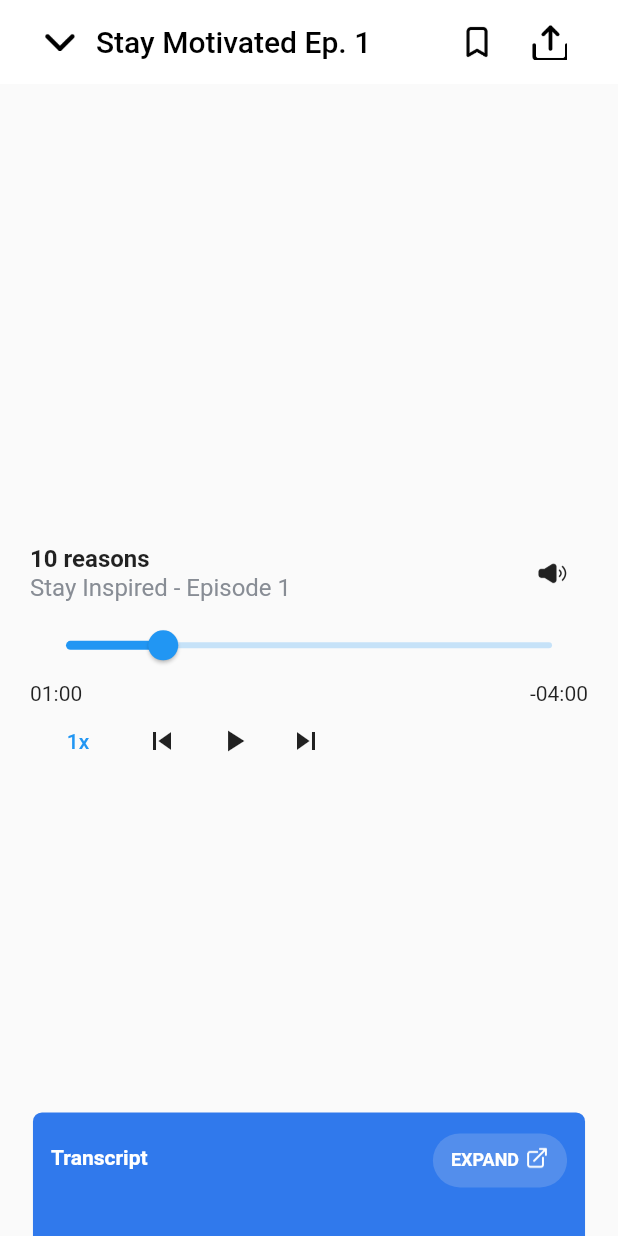
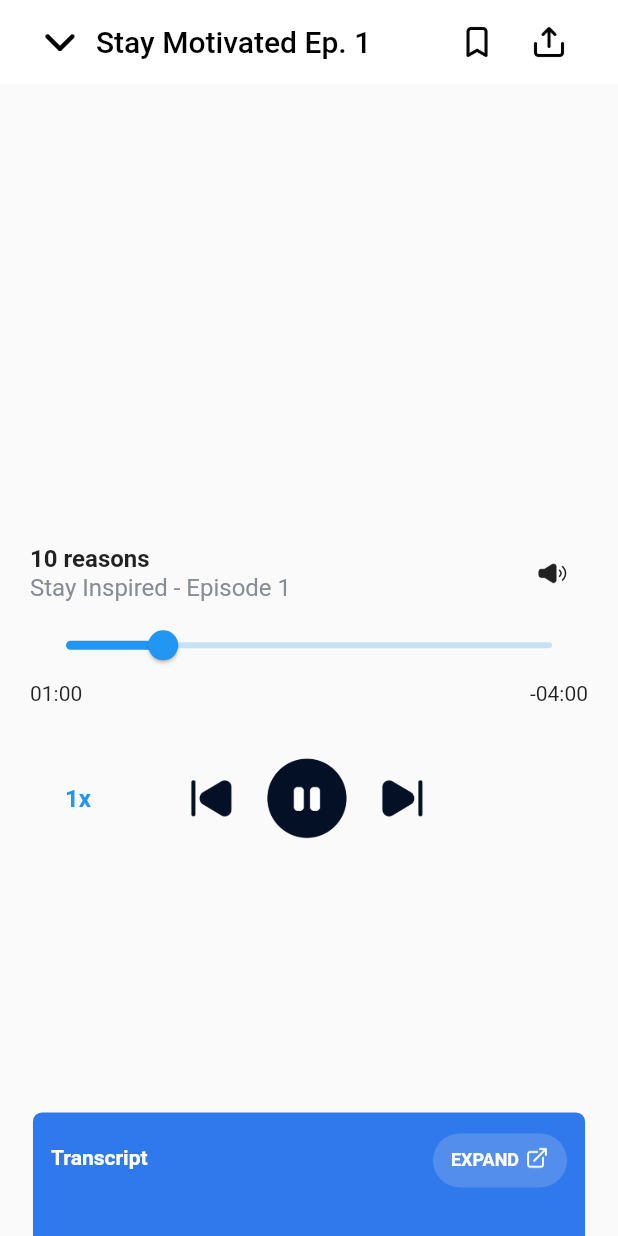
Before and after one commit to adolesamuel/faramove_therapy, a Flutter app: the PodCastPage screen opened by its route, on a phone screen of 412 x 824 dp. Run offline on Flutter 3.47's test engine with Material 2 defaults, Android fonts, the phone set to English and light mode, and no system bars; our stand-ins replace flutter_screenutil, gap.

Commit message:
completed most intensive part of player page

```diff
--- a/lib/constants/asset_strings.dart
+++ b/lib/constants/asset_strings.dart
@@ -41,4 +41,8 @@ class AssetStrings {
   static const String bookMarkIcon = '$_podcastPage/bookmark.png';
   static const String externalLinkIcon = '$_podcastPage/external_link.png';
   static const String speakerIcon = '$_podcastPage/speaker.png';
+  static const String rewindIcon = '$_podcastPage/skip-backward.png';
+  static const String forwardIcon = '$_podcastPage/skip-forward.png';
+  static const String playIcon = '$_podcastPage/play.png';
+  static const String stayInspiredTextImage = '$_podcastPage/stay_inspired.png';
 }
--- a/lib/screens/podcast/podcast_appbar.dart
+++ b/lib/screens/podcast/podcast_appbar.dart
@@ -3,8 +3,17 @@ import 'package:flutter/material.dart';
 import 'package:flutter_screenutil/flutter_screenutil.dart';
 import 'package:gap/gap.dart';
 
-class PodCastAppBar extends StatelessWidget with PreferredSizeWidget {
+class PodCastAppBar extends StatefulWidget with PreferredSizeWidget {
   const PodCastAppBar({super.key});
+
+  @override
+  State<PodCastAppBar> createState() => _PodCastAppBarState();
+  @override
+  Size get preferredSize => const Size.fromHeight(kToolbarHeight);
+}
+
+class _PodCastAppBarState extends State<PodCastAppBar> {
+  bool isSaved = false;
 
   @override
   Widget build(BuildContext context) {
@@ -27,10 +36,19 @@ class PodCastAppBar extends StatelessWidget with PreferredSizeWidget {
       ),
       actions: [
         IconButton(
-            onPressed: () {},
-            icon: const ImageIcon(AssetImage(
-              AssetStrings.bookMarkIcon,
-            ))),
+            onPressed: () {
+              setState(() {
+                isSaved = !isSaved;
+              });
+            },
+            icon: isSaved
+                ? const Icon(
+                    Icons.bookmark,
+                    color: Colors.yellow,
+                  )
+                : const ImageIcon(AssetImage(
+                    AssetStrings.bookMarkIcon,
+                  ))),
         IconButton(
             onPressed: () {},
             icon: const ImageIcon(AssetImage(
@@ -40,7 +58,4 @@ class PodCastAppBar extends StatelessWidget with PreferredSizeWidget {
       ],
     );
   }
-
-  @override
-  Size get preferredSize => const Size.fromHeight(kToolbarHeight);
 }
--- a/lib/screens/podcast/podcast_page.dart
+++ b/lib/screens/podcast/podcast_page.dart
@@ -35,10 +35,13 @@ class _PodCastPageState extends State<PodCastPage> {
         children: [
           Column(
             children: [
-              Container(
+              SizedBox(
                 height: 321.0.h,
                 width: 334.0.w,
-                child: Text('Stay inspired'),
+                child: const Text(
+                  'Stay inspired',
+                  style: TextStyle(color: Colors.black),
+                ),
               ),
               const PlayerControls(),
             ],
--- a/lib/screens/podcast/widgets/player_controls.dart
+++ b/lib/screens/podcast/widgets/player_controls.dart
@@ -1,6 +1,7 @@
 import 'package:faramove_therapy/constants/asset_strings.dart';
 import 'package:flutter/material.dart';
 import 'package:flutter_screenutil/flutter_screenutil.dart';
+import 'package:gap/gap.dart';
 
 class PlayerControls extends StatefulWidget {
   const PlayerControls({super.key});
@@ -13,6 +14,8 @@ class _PlayerControlsState extends State<PlayerControls> {
   bool isSpeakerActive = true;
   final Duration sliderValueMax = const Duration(minutes: 5);
   Duration sliderActiveValue = const Duration(minutes: 1);
+
+  int speed = 1;
 
   String formatDur(Duration duration) {
     String twoDigits(int n) => n.toString().padLeft(2, "0");
@@ -81,17 +84,45 @@ class _PlayerControlsState extends State<PlayerControls> {
             ],
           ),
 
+          Gap(22.0.h),
+
           Row(
             mainAxisAlignment: MainAxisAlignment.start,
             children: [
               TextButton(
+                onPressed: () {
+                  setState(() {
+                    if (speed > 4) {
+                      speed = 0;
+                    }
+                    speed += 1;
+                  });
+                },
+                child: Text(
+                  '${speed}x',
+                  style: const TextStyle(
+                    fontSize: 16.0,
+                    fontWeight: FontWeight.w600,
+                  ),
+                ),
+              ),
+              Gap(30.0.w),
+              IconButton(
+                  iconSize: 28.0,
                   onPressed: () {},
-                  child: Text(
-                    '1x',
+                  icon: Image.asset(AssetStrings.rewindIcon)),
+              IconButton(
+                  iconSize: 63.33,
+                  onPressed: () {},
+                  icon: Image.asset(
+                    AssetStrings.playIcon,
+                    height: 63.33,
+                    width: 63.33,
                   )),
-              IconButton(onPressed: () {}, icon: Icon(Icons.skip_previous)),
-              IconButton(onPressed: () {}, icon: Icon(Icons.play_arrow)),
-              IconButton(onPressed: () {}, icon: Icon(Icons.skip_next)),
+              IconButton(
+                  iconSize: 28.0,
+                  onPressed: () {},
+                  icon: Image.asset(AssetStrings.forwardIcon)),
             ],
           )
         ],
```
Also changed, not shown: assets/podcast/arrow_up.png, assets/podcast/play.png (added), assets/podcast/skip-backward.png (added), assets/podcast/skip-forward.png (added), assets/podcast/stay_inspired.png (added).
